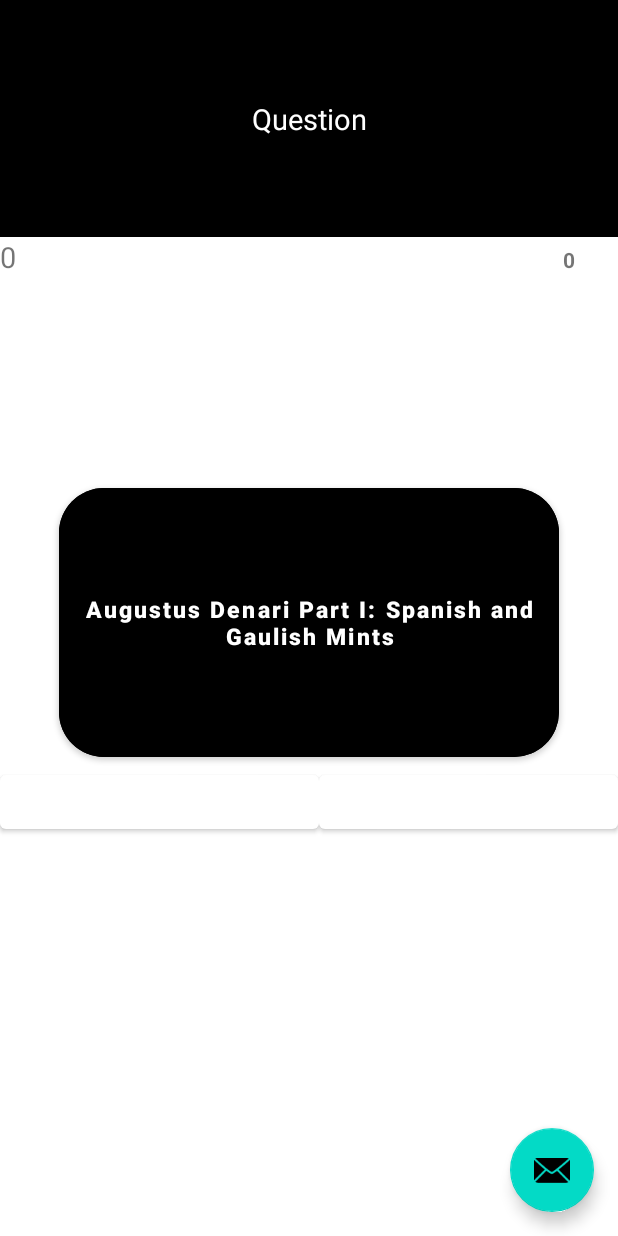
After one commit to CorvusApps/InsaneHistoryQuiz, an Android app: the Game screen opened directly, with no data from a screen before it, on a phone screen of 412 x 824 dp. The commit adds this screen. Run offline under Robolectric (Android 15) with nearby library versions, the phone set to English and light mode, and no system bars; our stand-ins replace Firebase (no records; nobody signed in at launch, a user with empty details on screens opened directly), sdp/ssp sizes.

Commit message:
random question pull and right / wrong identification works; basic user coin add and pull works

```diff
--- a/app/src/main/AndroidManifest.xml
+++ b/app/src/main/AndroidManifest.xml
@@ -17,9 +17,13 @@
         android:supportsRtl="true"
         android:theme="@style/AppTheme.NoActionBar">
         <activity
+            android:name=".Game"
+            android:label="@string/title_activity_game"
+            android:theme="@style/AppTheme.NoActionBar.NoActionBar"></activity>
+        <activity
             android:name=".Excel"
             android:label="@string/title_activity_excel"
-            android:theme="@style/AppTheme.NoActionBar.NoActionBar"></activity>
+            android:theme="@style/AppTheme.NoActionBar.NoActionBar" />
         <activity
             android:name=".QuestionList"
             android:label="@string/title_activity_question_list"
--- /dev/null
+++ b/app/src/main/java/com/pelotheban/insanehistoryquiz/Game.java
@@ -0,0 +1,322 @@
+package com.pelotheban.insanehistoryquiz;
+
+import android.os.Bundle;
+
+import com.google.android.material.floatingactionbutton.FloatingActionButton;
+import com.google.android.material.snackbar.Snackbar;
+import com.google.firebase.auth.FirebaseAuth;
+import com.google.firebase.database.ChildEventListener;
+import com.google.firebase.database.DataSnapshot;
+import com.google.firebase.database.DatabaseError;
+import com.google.firebase.database.DatabaseReference;
+import com.google.firebase.database.FirebaseDatabase;
+import com.google.firebase.database.Query;
+import com.google.firebase.database.ValueEventListener;
+
+import androidx.annotation.NonNull;
+import androidx.annotation.Nullable;
+import androidx.appcompat.app.AppCompatActivity;
+import androidx.appcompat.widget.Toolbar;
+
+import android.view.View;
+import android.widget.Button;
+import android.widget.TextView;
+import android.widget.Toast;
+
+import java.util.Random;
+
+public class Game extends AppCompatActivity {
+
+    // Game play variables, toggles, etc.
+
+    private int randQuestion;
+    private String displayAnswer, displayAnswer2, displayAnswer3, displayAnswer4, displayAnswer5; // will be randomly assigned to the answer options in each question
+    private int answerCounter; // scrolls through how many answers options to a question the player has seen
+    private int randAnswer;
+    private Button btnCorrectX, btnWrongX;
+    private TextView txtCoinCounterX;
+
+    private TextView txtGameQuestionX, txtGameAnswerDisplayX, txtGameExpandedAnswerX;
+
+    // Firebase
+
+    private DatabaseReference gameReference;
+    private Query sortGameQueryQuestions;
+
+    private String uid; // this is for the user account side
+    private DatabaseReference userReference;
+    private Query sortUsersQuery;
+
+    private String coinsOwnedString;
+    private double coinsOwned;
+
+    String GameCorrectAnswerY;
+    String test;
+
+
+    @Override
+    protected void onCreate(Bundle savedInstanceState) {
+        super.onCreate(savedInstanceState);
+        setContentView(R.layout.activity_game);
+
+        // Game play
+        answerCounter = 1;
+        randQuestion = new Random().nextInt(5) + 1; // random question number to be displayed
+
+        txtGameQuestionX = findViewById(R.id.txtGameQuestion);
+        txtGameAnswerDisplayX = findViewById(R.id.txtGameAnswerDisplay);
+        txtCoinCounterX = findViewById(R.id.txtCoinCounter);
+
+        //Firebase user
+
+        uid = FirebaseAuth.getInstance().getUid();
+        userReference = FirebaseDatabase.getInstance().getReference().child("my_users").child(uid);
+
+//        Toast.makeText(Game.this, uid, Toast.LENGTH_LONG).show();
+         userReference.getRef().child("coins").setValue(80);
+         userReference.getRef().child("user").setValue(uid);
+
+
+        // add coins to account for now without checking if any there now
+
+        sortUsersQuery = FirebaseDatabase.getInstance().getReference().child("my_users").orderByChild("user").equalTo(uid);
+        sortUsersQuery.addListenerForSingleValueEvent(new ValueEventListener() {
+            @Override
+            public void onDataChange(@NonNull DataSnapshot dataSnapshot) {
+
+
+                for (DataSnapshot userDs: dataSnapshot.getChildren()) {
+
+                    coinsOwnedString = userDs.child("coins").getValue().toString();
+
+                    coinsOwned = Double.valueOf(coinsOwnedString);
+
+                }
+
+                Toast.makeText(Game.this, coinsOwnedString + " Coins", Toast.LENGTH_LONG).show();
+            }
+
+            @Override
+            public void onCancelled(@NonNull DatabaseError databaseError) {
+
+            }
+        });
+
+
+
+        // Firebase game
+
+        gameReference = FirebaseDatabase.getInstance().getReference().child("questions");
+        sortGameQueryQuestions = gameReference.orderByChild("aaaqno").equalTo(randQuestion);
+
+        // First firebase pull is on create showing the question and first answer (will add a time delay on the answer)
+
+        sortGameQueryQuestions.addListenerForSingleValueEvent(new ValueEventListener() {
+            @Override
+            public void onDataChange(@NonNull DataSnapshot dataSnapshot) {
+
+
+
+
+                for (DataSnapshot gameQs: dataSnapshot.getChildren()) {
+
+
+                    String GameQuestionZ = gameQs.child("cccquestion").getValue().toString();
+                    txtGameQuestionX.setText(GameQuestionZ);
+
+                    String GameCorrectAnswerZ = gameQs.child("dddcorrectansw").getValue().toString();
+                    String GameWrongAnswer1Z = gameQs.child("eeewrongans1").getValue().toString();
+                    String GameWrongAnswer2Z = gameQs.child("fffwrongans2").getValue().toString();
+                    String GameWrongAnswer3Z = gameQs.child("gggwrongans3").getValue().toString();
+                    String GameWrongAnswer4Z = gameQs.child("hhhwrongans4").getValue().toString();
+
+                    randAnswer = new Random().nextInt(5) + 1;
+                    //Toast.makeText(Game.this, randAnswer + "", Toast.LENGTH_LONG).show();
+
+                    if(randAnswer == 1){
+
+                        displayAnswer = GameCorrectAnswerZ;
+
+
+
+                    }else if(randAnswer == 2){
+
+                        displayAnswer = GameWrongAnswer1Z;
+
+
+                    }else if(randAnswer == 3){
+
+                        displayAnswer = GameWrongAnswer4Z;
+
+
+                    }else if(randAnswer == 4){
+
+                        displayAnswer = GameWrongAnswer3Z;
+
+
+                    }else if(randAnswer == 5){
+
+                        displayAnswer = GameWrongAnswer1Z;
+
+
+                    }
+
+
+                    if (answerCounter == 1) {
+                        txtGameAnswerDisplayX.setText(displayAnswer);
+
+                    } else if (answerCounter == 2) {
+                        txtGameAnswerDisplayX.setText(displayAnswer2);
+                    } else {
+
+                        Toast.makeText(Game.this, "Out of numbers", Toast.LENGTH_SHORT).show();
+
+                    }
+
+                }
+
+            }
+
+
+            @Override
+            public void onCancelled(@NonNull DatabaseError databaseError) {
+
+            }
+        });
+
+
+        btnCorrectX = findViewById(R.id.btnCorrect);
+        btnCorrectX.setOnClickListener(new View.OnClickListener() {
+            @Override
+            public void onClick(View view) {
+
+                if (randAnswer == answerCounter) {
+
+                    Toast.makeText(Game.this, "You got it", Toast.LENGTH_LONG).show();
+                } else {
+
+                    Toast.makeText(Game.this, "WRONG", Toast.LENGTH_LONG).show();
+                }
+            }
+        });
+
+
+        btnWrongX = findViewById(R.id.btnWrong);
+        btnWrongX.setOnClickListener(new View.OnClickListener() {
+            @Override
+            public void onClick(View view) {
+
+                if (randAnswer == answerCounter) {
+
+                    Toast.makeText(Game.this, "WRONG", Toast.LENGTH_LONG).show();
+                } else {
+
+                    Toast.makeText(Game.this, "You got it", Toast.LENGTH_LONG).show();
+                }
+
+            }
+        });
+
+        FloatingActionButton fab = findViewById(R.id.fab);
+        fab.setOnClickListener(new View.OnClickListener() {
+            @Override
+            public void onClick(View view) {
+
+                answerCounter = answerCounter + 1;
+
+                sortGameQueryQuestions.addListenerForSingleValueEvent(new ValueEventListener() {
+                    @Override
+                    public void onDataChange(@NonNull DataSnapshot dataSnapshot) {
+
+
+                        for (DataSnapshot gameQs: dataSnapshot.getChildren()) {
+
+
+//                            String GameQuestionZ = gameQs.child("cccquestion").getValue().toString();
+//                            txtGameQuestionX.setText(GameQuestionZ);
+
+                            String GameCorrectAnswerZ = gameQs.child("dddcorrectansw").getValue().toString();
+                            String GameWrongAnswer1Z = gameQs.child("eeewrongans1").getValue().toString();
+                            String GameWrongAnswer2Z = gameQs.child("fffwrongans2").getValue().toString();
+                            String GameWrongAnswer3Z = gameQs.child("gggwrongans3").getValue().toString();
+                            String GameWrongAnswer4Z = gameQs.child("hhhwrongans4").getValue().toString();
+
+
+                            if(randAnswer == 1){
+
+                                displayAnswer = GameCorrectAnswerZ;
+                                displayAnswer2 = GameWrongAnswer1Z;
+                                displayAnswer3 = GameWrongAnswer4Z;
+                                displayAnswer4 = GameWrongAnswer2Z;
+                                displayAnswer5 = GameWrongAnswer3Z;
+
+
+                            }else if(randAnswer == 2){
+
+                                displayAnswer = GameWrongAnswer1Z;
+                                displayAnswer2 = GameCorrectAnswerZ;
+                                displayAnswer3 = GameWrongAnswer2Z;
+                                displayAnswer4 = GameWrongAnswer3Z;
+                                displayAnswer5 = GameWrongAnswer4Z;
+
+                            }else if(randAnswer == 3){
+
+                                displayAnswer = GameWrongAnswer4Z;
+                                displayAnswer2 = GameWrongAnswer3Z;
+                                displayAnswer3 = GameCorrectAnswerZ;
+                                displayAnswer4 = GameWrongAnswer1Z;
+                                displayAnswer5 = GameWrongAnswer2Z;
+
+                            }else if(randAnswer == 4){
+
+                                displayAnswer = GameWrongAnswer3Z;
+                                displayAnswer2 = GameWrongAnswer4Z;
+                                displayAnswer3 = GameWrongAnswer2Z;
+                                displayAnswer4 = GameCorrectAnswerZ;
+                                displayAnswer5 = GameWrongAnswer1Z;
+
+                            }else if(randAnswer == 5){
+
+                                displayAnswer = GameWrongAnswer1Z;
+                                displayAnswer2 = GameWrongAnswer2Z;;
+                                displayAnswer3 = GameWrongAnswer4Z;
+                                displayAnswer4 = GameWrongAnswer3Z;
+                                displayAnswer5 = GameCorrectAnswerZ;
+
+                            }
+
+
+                            if (answerCounter == 1) {
+                                txtGameAnswerDisplayX.setText(displayAnswer);
+
+                            } else if (answerCounter == 2) {
+                                txtGameAnswerDisplayX.setText(displayAnswer2);
+                            } else if (answerCounter == 3) {
+                                txtGameAnswerDisplayX.setText(displayAnswer3);
+                            } else if (answerCounter == 4) {
+                                txtGameAnswerDisplayX.setText(displayAnswer4);
+                            } else if (answerCounter == 5) {
+                                txtGameAnswerDisplayX.setText(displayAnswer5);
+                            } else {
+
+                                Toast.makeText(Game.this, "Out of numbers", Toast.LENGTH_SHORT).show();
+
+                            }
+
+                        }
+
+                    }
+
+
+                    @Override
+                    public void onCancelled(@NonNull DatabaseError databaseError) {
+
+                    }
+                });
+
+
+            }
+        });
+    }
+
+}
--- a/app/src/main/java/com/pelotheban/insanehistoryquiz/ManualQInput.java
+++ b/app/src/main/java/com/pelotheban/insanehistoryquiz/ManualQInput.java
@@ -111,7 +111,7 @@ public class ManualQInput extends AppCompatActivity {
 
                 DatabaseReference dbReference = FirebaseDatabase.getInstance().getReference().child("questions");
                 DatabaseReference dbPushReference = dbReference.push();
-                String questionUidX = dbPushReference.getKey(); // this then is the key for the coin
+                String questionUidX = dbPushReference.getKey(); // this then is the key for the question
 
                 String QuestionNumberZ = edtQuestionNumberX.getText().toString();
                 QuestionNumberY = Integer.parseInt(QuestionNumberZ);
--- /dev/null
+++ b/app/src/main/res/layout/activity_game.xml
@@ -0,0 +1,21 @@
+<?xml version="1.0" encoding="utf-8"?>
+<androidx.coordinatorlayout.widget.CoordinatorLayout xmlns:android="http://schemas.android.com/apk/res/android"
+    xmlns:app="http://schemas.android.com/apk/res-auto"
+    xmlns:tools="http://schemas.android.com/tools"
+    android:layout_width="match_parent"
+    android:layout_height="match_parent"
+    tools:context=".Game">
+
+
+
+    <include layout="@layout/content_game" />
+
+    <com.google.android.material.floatingactionbutton.FloatingActionButton
+        android:id="@+id/fab"
+        android:layout_width="wrap_content"
+        android:layout_height="wrap_content"
+        android:layout_gravity="bottom|end"
+        android:layout_margin="@dimen/fab_margin"
+        app:srcCompat="@android:drawable/ic_dialog_email" />
+
+</androidx.coordinatorlayout.widget.CoordinatorLayout>
--- /dev/null
+++ b/app/src/main/res/layout/content_game.xml
@@ -0,0 +1,94 @@
+<?xml version="1.0" encoding="utf-8"?>
+<LinearLayout
+
+    xmlns:android="http://schemas.android.com/apk/res/android"
+    xmlns:app="http://schemas.android.com/apk/res-auto"
+    xmlns:tools="http://schemas.android.com/tools"
+    android:layout_width="match_parent"
+    android:layout_height="match_parent"
+    app:layout_behavior="@string/appbar_scrolling_view_behavior"
+    tools:context=".Game"
+    android:orientation="vertical"
+    tools:showIn="@layout/activity_game">
+
+    <TextView
+        android:id="@+id/txtGameQuestion"
+        android:layout_width="match_parent"
+        android:layout_height="wrap_content"
+        android:layout_weight="1"
+        android:background="@color/colorPrimaryDark"
+        android:textColor="@color/colorPrimary"
+        android:gravity="center"
+        android:textSize="@dimen/_15sdp"
+        android:text="Question"/>
+
+    <LinearLayout
+        android:layout_width="match_parent"
+        android:layout_height="wrap_content"
+        android:layout_weight="1"
+        >
+        <TextView
+            android:id="@+id/txtSpacer"
+            android:layout_width="wrap_content"
+            android:layout_height="wrap_content"
+            android:layout_weight="6"
+            android:textSize="@dimen/_15sdp"
+            android:text="0" />
+
+        <TextView
+            android:id="@+id/txtCoinCounter"
+            android:layout_width="wrap_content"
+            android:layout_height="wrap_content"
+            android:layout_weight="1"
+            android:gravity="center"
+            android:textStyle="bold"
+            android:text="0" />
+    </LinearLayout>
+
+    <LinearLayout
+        android:layout_width="match_parent"
+        android:layout_height="wrap_content"
+
+        android:layout_weight="1"
+        >
+
+        <com.google.android.material.button.MaterialButton
+            android:id="@+id/txtGameAnswerDisplay"
+            android:layout_width="match_parent"
+            android:layout_height="match_parent"
+            android:textColor="@color/colorPrimary"
+            android:textStyle="bold"
+            android:backgroundTint="@color/colorPrimaryDark"
+            android:layout_marginTop="3dp"
+            android:layout_marginLeft="@dimen/_30sdp"
+            android:layout_marginRight="@dimen/_30sdp"
+            android:textSize="@dimen/_12sdp"
+            android:textAllCaps="false"
+            app:cornerRadius="30dp"
+            android:text="Augustus Denari Part I: Spanish and Gaulish Mints" />
+
+    </LinearLayout>
+
+    <LinearLayout
+        android:layout_width="match_parent"
+        android:layout_height="wrap_content"
+        android:layout_weight="2"
+        >
+
+
+        <Button
+            android:id="@+id/btnCorrect"
+            android:layout_width="wrap_content"
+            android:layout_height="wrap_content"
+            android:layout_weight="1"
+            android:text="Correct" />
+
+        <Button
+            android:id="@+id/btnWrong"
+            android:layout_width="wrap_content"
+            android:layout_height="wrap_content"
+            android:layout_weight="1"
+            android:text="Wrong" />
+    </LinearLayout>
+
+</LinearLayout>
--- a/app/src/main/res/values/strings.xml
+++ b/app/src/main/res/values/strings.xml
@@ -3,4 +3,5 @@
     <string name="title_activity_home_page">HomePage</string>
     <string name="title_activity_question_list">QuestionList</string>
     <string name="title_activity_excel">Excel</string>
+    <string name="title_activity_game">Game</string>
 </resources>
--- a/app/src/main/res/values/styles.xml
+++ b/app/src/main/res/values/styles.xml
@@ -1,11 +1,16 @@
 <resources>
 
     <!-- Base application theme. -->
-    <style name="AppTheme" parent="Theme.AppCompat.Light.DarkActionBar">
+    <!-- Base application theme. -->
+    <style name="AppTheme" parent="Theme.MaterialComponents.Light.NoActionBar">
         <!-- Customize your theme here. -->
         <item name="colorPrimary">@color/colorPrimary</item>
         <item name="colorPrimaryDark">@color/colorPrimaryDark</item>
         <item name="colorAccent">@color/colorAccent</item>
+
+        <item name="android:statusBarColor">@color/colorPrimaryDark</item>
+        <item name="android:windowLightStatusBar">true</item>
+
     </style>
 
     <style name="AppTheme.NoActionBar">
```
Also changed, not shown: app/src/main/java/com/pelotheban/insanehistoryquiz/HomePage.java (+13 -2 lines).
